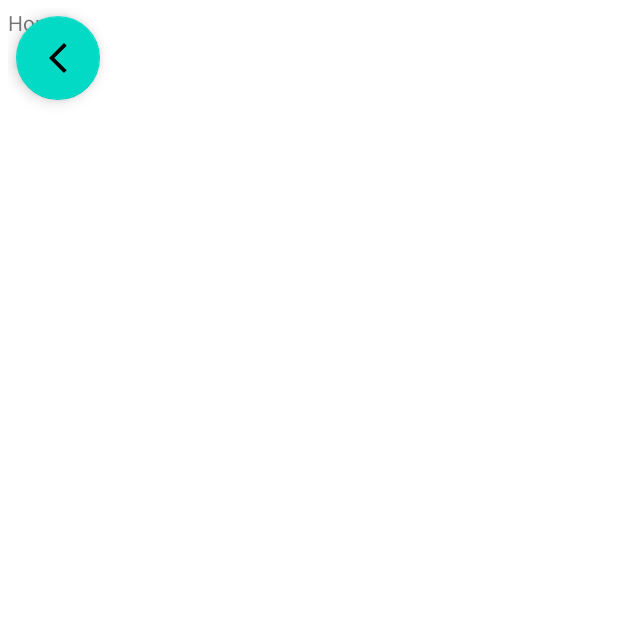
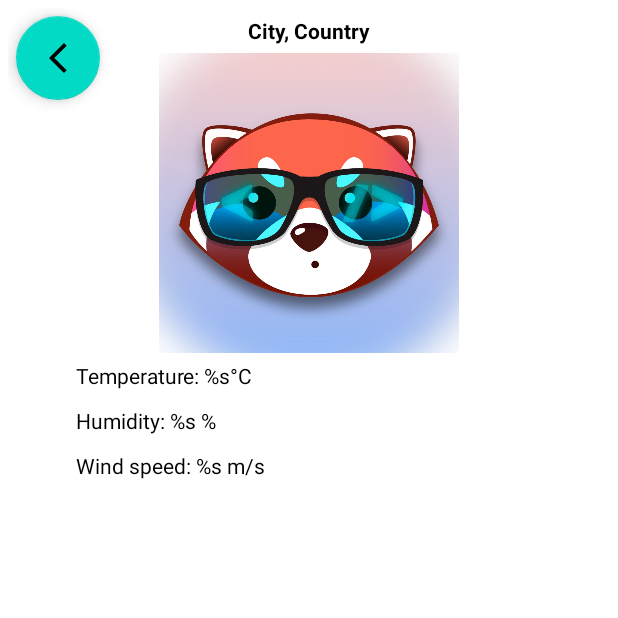
Before and after one commit to Ognessa/InternshipWeatherApp, an Android app: the CityInfoFragment screen opened through its navigation route, on a phone screen of 412 x 824 dp, the top half of it. Run offline under Robolectric (Android 15) with nearby library versions, the phone set to English and light mode, and no system bars; our stand-ins replace data binding, navigation-ui; network calls fail; 1 statement that could not run was skipped.

Commit message:
home design

```diff
--- a/app/build.gradle
+++ b/app/build.gradle
@@ -13,7 +13,7 @@ android {
     defaultConfig {
         applicationId "com.onix.internship"
         minSdk 23
-        targetSdk 32
+        targetSdk 31
         versionCode 1
         versionName "1.0"
 
@@ -37,7 +37,7 @@ android {
         dataBinding = true
     }
     namespace 'com.onix.internship'
-    buildToolsVersion '32.1.0-rc1'
+    buildToolsVersion '30.0.2'
 }
 
 dependencies {
--- a/app/src/main/AndroidManifest.xml
+++ b/app/src/main/AndroidManifest.xml
@@ -11,6 +11,7 @@
         android:icon="@drawable/logo"
         android:label="@string/app_name"
         android:supportsRtl="true"
+        android:usesCleartextTraffic="true"
         android:theme="@style/Theme.internship">
         <activity
             android:name=".ui.main.MainScreen"
--- a/app/src/main/res/layout/home_fragment.xml
+++ b/app/src/main/res/layout/home_fragment.xml
@@ -3,15 +3,57 @@
 <layout xmlns:android="http://schemas.android.com/apk/res/android"
     xmlns:tools="http://schemas.android.com/tools">
 
-    <FrameLayout
+    <androidx.constraintlayout.widget.ConstraintLayout
         android:layout_width="match_parent"
         android:layout_height="match_parent"
+        android:layout_margin="@dimen/margin_5"
         tools:context=".ui.homeMenu.HomeFragment">
+
+        <LinearLayout
+            android:layout_width="match_parent"
+            android:layout_height="match_parent"
+            android:paddingStart="@dimen/weather_data_padding"
+            android:paddingEnd="@dimen/weather_data_padding"
+            android:orientation="vertical">
+
+            <TextView
+                android:layout_width="match_parent"
+                android:layout_height="wrap_content"
+                android:gravity="center"
+                style="@style/TitleStyle"
+                android:text="City, Country" />
+
+            <ImageView
+                android:layout_width="match_parent"
+                android:layout_height="@dimen/main_weather_img_size"
+                android:src="@drawable/logo"/>
+
+            <TextView
+                android:layout_width="match_parent"
+                android:layout_height="wrap_content"
+                style="@style/StandardTextStyle"
+                android:text="@string/temperature"/>
+
+            <TextView
+                android:layout_width="match_parent"
+                android:layout_height="wrap_content"
+                style="@style/StandardTextStyle"
+                android:text="@string/humidity"/>
+
+            <TextView
+                android:layout_width="match_parent"
+                android:layout_height="wrap_content"
+                style="@style/StandardTextStyle"
+                android:text="@string/wind_speed"/>
+
+        </LinearLayout>
 
         <TextView
             android:layout_width="match_parent"
             android:layout_height="match_parent"
-            android:text="Home"/>
+            android:gravity="center"
+            android:visibility="gone"
+            android:text="@string/data_empty" />
 
-    </FrameLayout>
+    </androidx.constraintlayout.widget.ConstraintLayout>
 </layout>
--- a/app/src/main/res/values/dimens.xml
+++ b/app/src/main/res/values/dimens.xml
@@ -3,4 +3,7 @@
 
     <dimen name="margin_5">5dp</dimen>
 
+    <dimen name="main_weather_img_size">200dp</dimen>
+    <dimen name="weather_data_padding">40dp</dimen>
+
 </resources>
--- a/app/src/main/res/values/strings.xml
+++ b/app/src/main/res/values/strings.xml
@@ -6,4 +6,10 @@
     <string name="home_menu">Home</string>
     <string name="settings_menu">Settings</string>
 
+    <string name="temperature">Temperature: %s°C</string>
+    <string name="humidity">Humidity: %s %</string>
+    <string name="wind_speed">Wind speed: %s m/s</string>
+
+    <string name="data_empty">No data about weather.\nAdd your city to get info about weather/</string>
+
 </resources>
--- a/app/src/main/res/values/themes.xml
+++ b/app/src/main/res/values/themes.xml
@@ -12,5 +12,16 @@
         <!-- Status bar color. -->
         <item name="android:statusBarColor" >?attr/colorPrimaryVariant</item>
         <!-- Customize your theme here. -->
+        <item name="android:textColor">@color/black</item>
     </style>
+
+    <style name="TitleStyle">
+        <item name="android:layout_margin">@dimen/margin_5</item>
+        <item name="android:textStyle">bold</item>
+    </style>
+
+    <style name="StandardTextStyle">
+        <item name="android:layout_margin">@dimen/margin_5</item>
+    </style>
+
 </resources>
```
